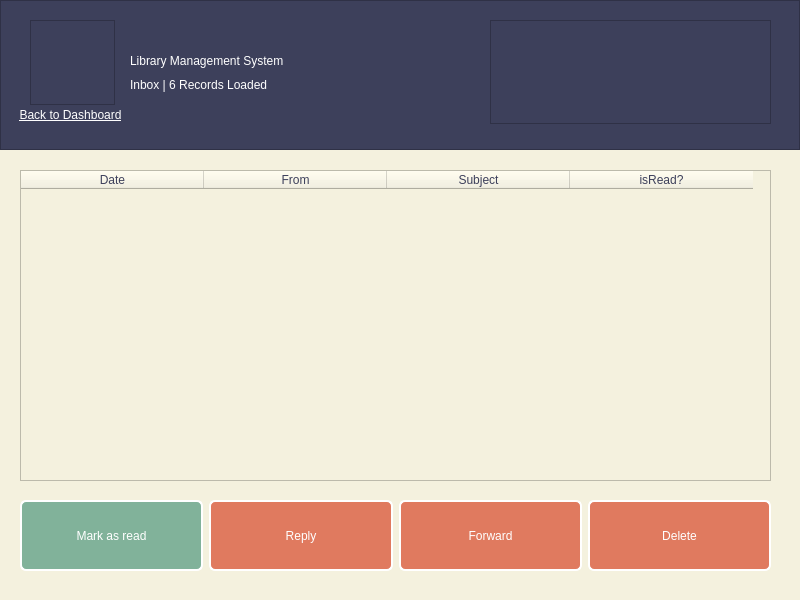
The window that inbox.ui (kianmajl/Library) describes before a commit, drawn with Qt 5.
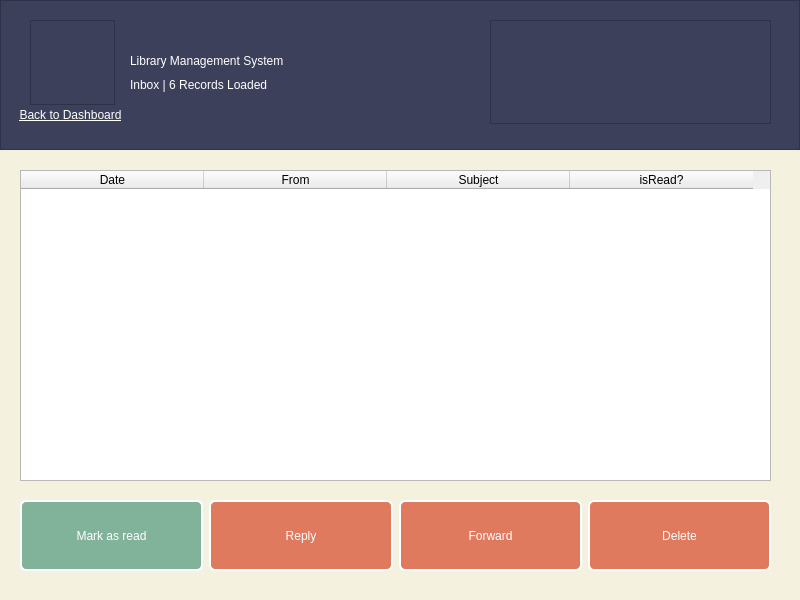
The same window after the commit. Icons and pictures are not drawn.

```diff
--- a/inbox.ui
+++ b/inbox.ui
@@ -18,7 +18,7 @@
     <normaloff>:/icons/icons/library.png</normaloff>:/icons/icons/library.png</iconset>
   </property>
   <property name="styleSheet">
-   <string notr="true">QWidget
+   <string notr="true">#inbox
 {
 	background-color: rgb(244, 241, 222);
 	color: rgb(61, 64, 91);
```
